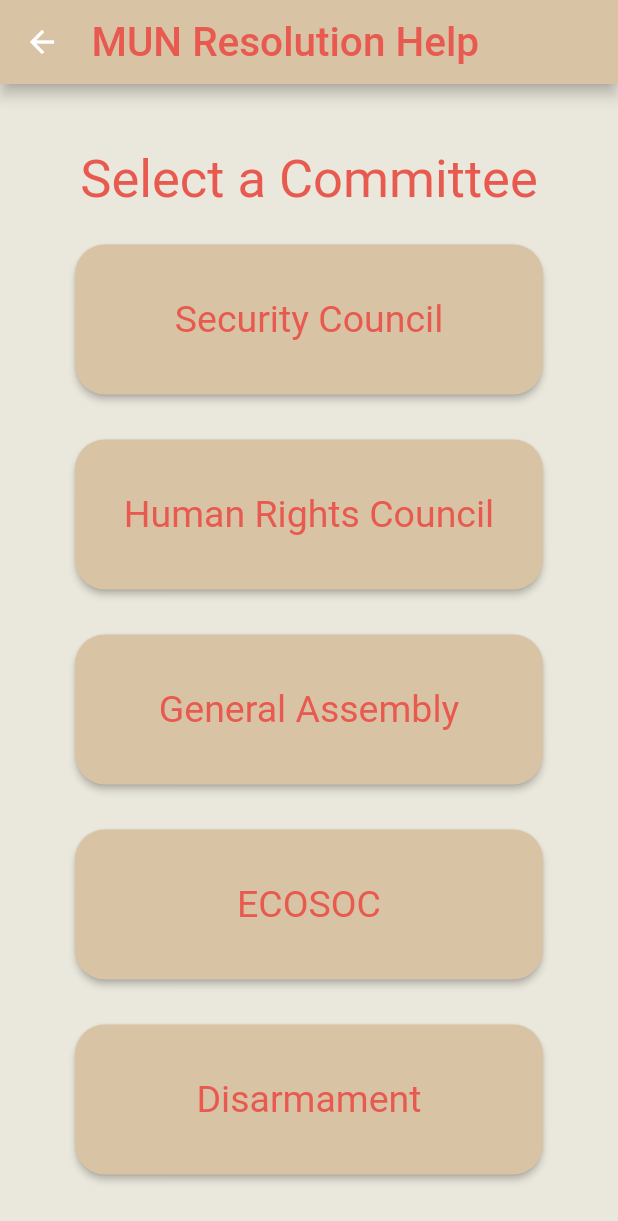
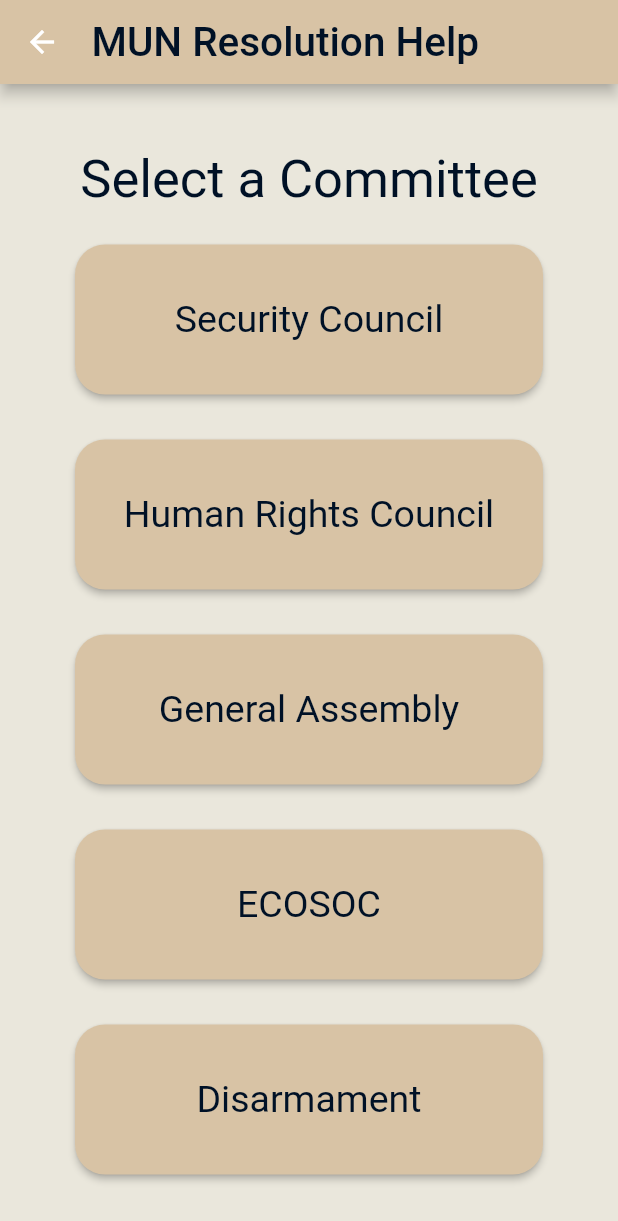
Before and after one commit to po40361/MUNHelperApp, a Flutter app: the screen it shows after launch, after a tap on "MUN Resolution Help", on a phone screen of 412 x 824 dp. Shown: the top 1221 px of the screen. Run offline on Flutter 3.47's test engine with Material 2 defaults, Android fonts, the phone set to English and light mode, and no system bars.

Commit message:
new homepage

```diff
--- a/lib/src/app.dart
+++ b/lib/src/app.dart
@@ -9,27 +9,43 @@ Widget build(context){
   return MaterialApp(
   home: Scaffold(
     body: Center(
-      child: ListView(
-        scrollDirection: Axis.vertical,
+        child: Container(
         padding: const EdgeInsets.all(35.0),
+        child: Column(
+        //scrollDirection: Axis.vertical,
         children: [
+          Icon(Icons.people,
+          size: 220.0,),
+          Container(
+            alignment: Alignment(0, -0.2),
+            padding: EdgeInsets.all(10.0),
+            child: Text('Welcome to MUN Helper!',
+            style: TextStyle(
+              color: textColor,
+              fontSize: 27.0,
+              //fontStyle:
+              )
+            ),
+          ),
           MenuButton(500.0, 100.0, 'MUN Resolution Help'),
-          MenuButton(500.0, 100.0, 'In-Conference Help')
+          MenuButton(500.0, 100.0, 'In-Conference Help'),
+          MenuButton(500.0, 100.0, 'Trolling Guide')
           ]
         )
-      ),
+      )
+    ),
 
     backgroundColor: bgColor,
     appBar: AppBar(
       //elevation: 0.0,
       titleSpacing: 5.0,
-      title: Text(
+      /*title: Text(
         'MUN Helper',
         style: TextStyle(
           color: textColor,
           fontSize: 27.0
         ),
-      ),
+      ),*/
       backgroundColor: barColor
     ),
   )
--- a/lib/src/colors.dart
+++ b/lib/src/colors.dart
@@ -5,4 +5,4 @@ final buttonColor = const Color(0xFFD8C3A5);
 final bgColor = const Color(0xFFEAE7DC);
 //inal bgColor = const Color(0xFF8E8D8A);
 
-final textColor = const Color(0xFFE85A4F);
+final textColor = const Color(0xFF001126);
```
